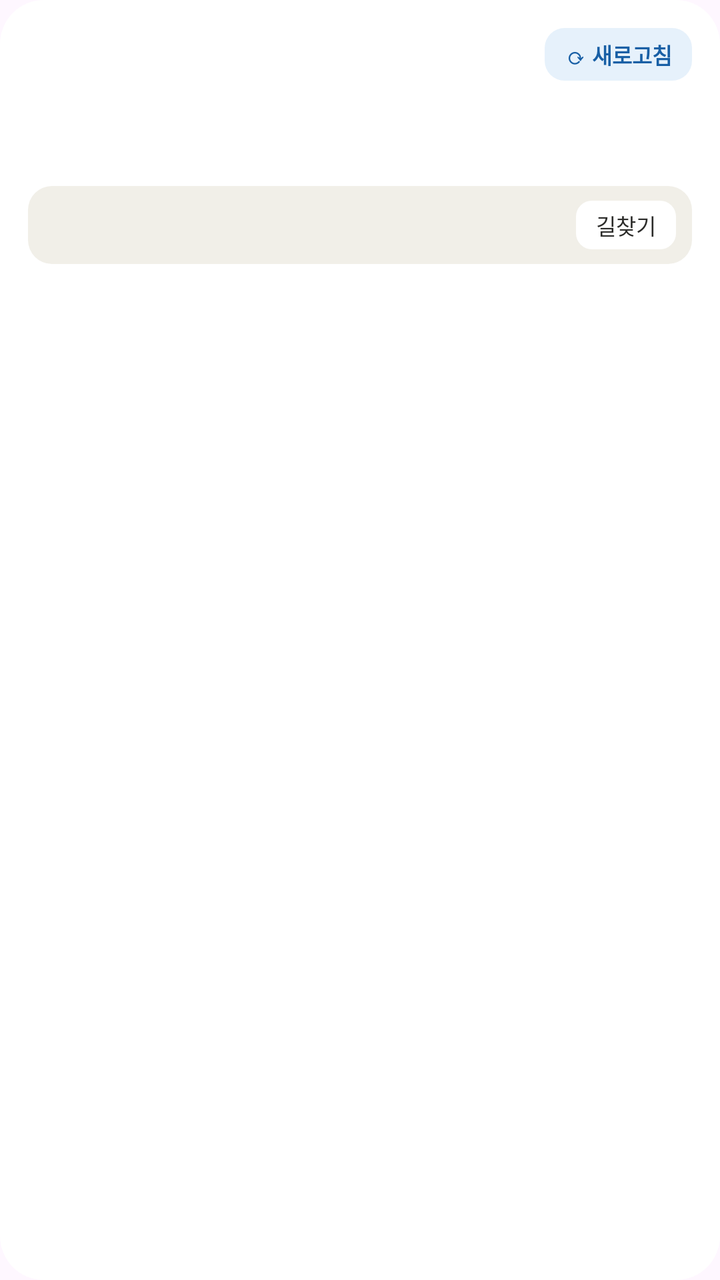
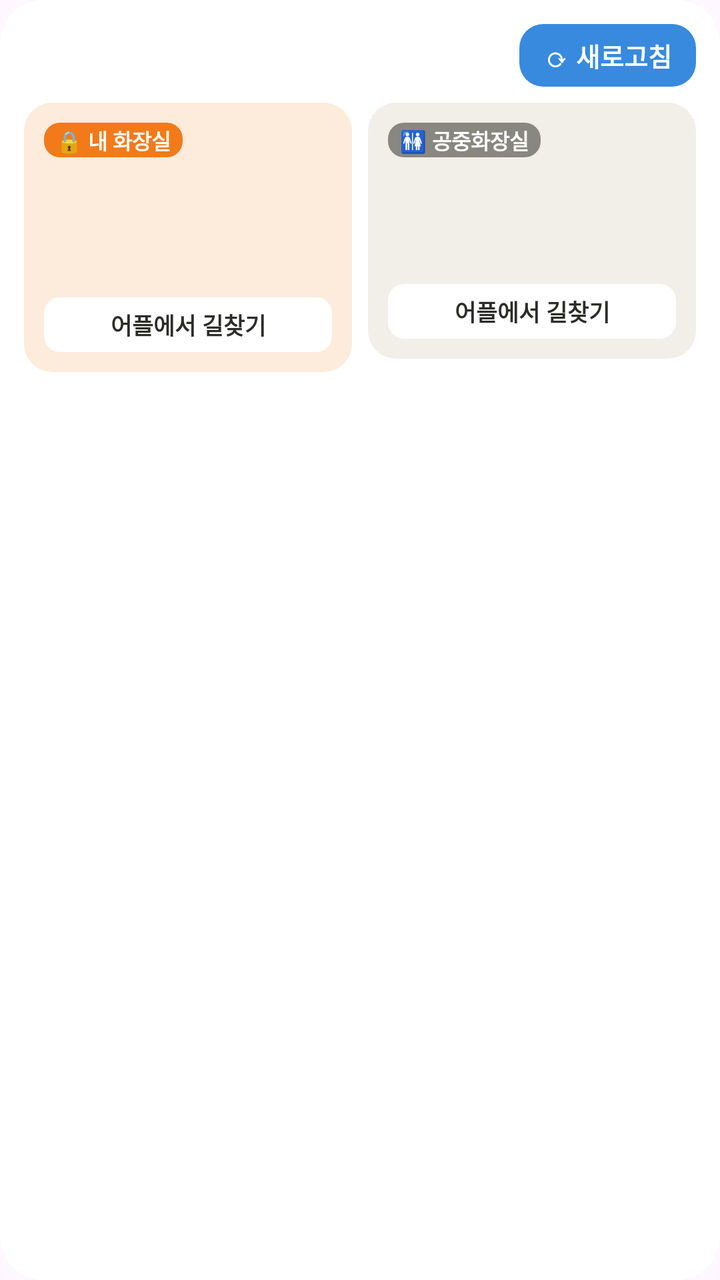

Before-and-after screenshots of an Android layout around one commit, followed by the original layout XML and the change that was made.
<!-- AndroidManifest.xml: application theme AppTheme -->
<!-- res/layout/widget_nearest.xml -->
<?xml version="1.0" encoding="utf-8"?>
<LinearLayout xmlns:android="http://schemas.android.com/apk/res/android"
    android:id="@+id/w_root"
    android:layout_width="match_parent"
    android:layout_height="match_parent"
    android:orientation="vertical"
    android:padding="14dp"
    android:background="@drawable/widget_bg">

    <LinearLayout
        android:layout_width="match_parent" android:layout_height="wrap_content"
        android:orientation="horizontal" android:gravity="center_vertical">
        <TextView android:id="@+id/w_title"
            android:layout_width="0dp" android:layout_height="wrap_content" android:layout_weight="1"
            android:textSize="11sp" android:textColor="#888780" android:textStyle="bold"
            android:maxLines="1" android:ellipsize="end" />
        <TextView android:id="@+id/w_refresh"
            android:layout_width="wrap_content" android:layout_height="wrap_content"
            android:text="⟳ 새로고침" android:textSize="11sp" android:textColor="#185FA5" android:textStyle="bold"
            android:paddingStart="10dp" android:paddingEnd="10dp"
            android:paddingTop="5dp" android:paddingBottom="5dp"
            android:background="@drawable/widget_refresh_bg" />
    </LinearLayout>

    <TextView android:id="@+id/w_name"
        android:layout_width="wrap_content" android:layout_height="wrap_content"
        android:layout_marginTop="4dp"
        android:textSize="18sp" android:textColor="#2C2C2A" android:textStyle="bold"
        android:maxLines="1" android:ellipsize="end" />

    <TextView android:id="@+id/w_sub"
        android:layout_width="wrap_content" android:layout_height="wrap_content"
        android:textSize="12sp" android:textColor="#5F5E5A"
        android:maxLines="1" android:ellipsize="end" />

    <LinearLayout android:id="@+id/w_pw_box"
        android:layout_width="match_parent" android:layout_height="wrap_content"
        android:layout_marginTop="8dp"
        android:orientation="horizontal" android:gravity="center_vertical"
        android:paddingStart="12dp" android:paddingEnd="8dp"
        android:paddingTop="6dp" android:paddingBottom="6dp"
        android:background="@drawable/widget_pw_bg">
        <TextView android:id="@+id/w_pw"
            android:layout_width="0dp" android:layout_height="wrap_content" android:layout_weight="1"
            android:textSize="20sp" android:textColor="#2C2C2A" android:textStyle="bold"
            android:maxLines="1" />
        <TextView android:id="@+id/w_open"
            android:layout_width="wrap_content" android:layout_height="wrap_content"
            android:text="길찾기" android:textSize="11sp" android:textColor="#2C2C2A"
            android:paddingStart="10dp" android:paddingEnd="10dp"
            android:paddingTop="4dp" android:paddingBottom="4dp"
            android:background="@drawable/widget_btn_bg" />
    </LinearLayout>
</LinearLayout>
<!-- resources referenced by this layout -->
<resources>
  <!-- drawable widget_bg (drawable) -->
  <?xml version="1.0" encoding="utf-8"?>
  <shape xmlns:android="http://schemas.android.com/apk/res/android" android:shape="rectangle">
      <solid android:color="#F7FFFFFF" />
      <corners android:radius="22dp" />
  </shape>
  <!-- drawable widget_btn_bg (drawable) -->
  <?xml version="1.0" encoding="utf-8"?>
  <shape xmlns:android="http://schemas.android.com/apk/res/android" android:shape="rectangle">
      <solid android:color="#FFFFFFFF" />
      <corners android:radius="8dp" />
  </shape>
  <!-- drawable widget_pw_bg (drawable) -->
  <?xml version="1.0" encoding="utf-8"?>
  <shape xmlns:android="http://schemas.android.com/apk/res/android" android:shape="rectangle">
      <solid android:color="#FFF1EFE8" />
      <corners android:radius="12dp" />
  </shape>
  <!-- drawable widget_refresh_bg (drawable) -->
  <?xml version="1.0" encoding="utf-8"?>
  <shape xmlns:android="http://schemas.android.com/apk/res/android" android:shape="rectangle">
      <solid android:color="#FFE6F1FB" />
      <corners android:radius="10dp" />
  </shape>
  <style name="AppTheme" parent="Theme.Material3.Light.NoActionBar">
          <item name="colorPrimary">#378ADD</item>
          <item name="colorOnPrimary">#FFFFFF</item>
          <item name="colorSecondary">#1D9E75</item>
          <item name="android:statusBarColor">@android:color/transparent</item>
          <item name="android:navigationBarColor">@android:color/transparent</item>
          <item name="bottomSheetDialogTheme">@style/GlassSheet</item>
      </style>
  <style name="GlassSheet" parent="Theme.Material3.Light.BottomSheetDialog">
          <item name="bottomSheetStyle">@style/GlassSheetStyle</item>
          <item name="android:backgroundDimAmount">0.18</item>
          <item name="colorPrimary">#378ADD</item>
      </style>
  <style name="GlassSheetStyle" parent="Widget.Material3.BottomSheet.Modal">
          <item name="backgroundTint">@android:color/transparent</item>
      </style>
</resources>

<!-- the commit's change to res/layout/widget_nearest.xml (unified diff, before → after) -->
@@ -1,14 +1,11 @@
 <?xml version="1.0" encoding="utf-8"?>
 <LinearLayout xmlns:android="http://schemas.android.com/apk/res/android"
     android:id="@+id/w_root"
-    android:layout_width="match_parent"
-    android:layout_height="match_parent"
-    android:orientation="vertical"
-    android:padding="14dp"
+    android:layout_width="match_parent" android:layout_height="match_parent"
+    android:orientation="vertical" android:padding="12dp"
     android:background="@drawable/widget_bg">
 
-    <LinearLayout
-        android:layout_width="match_parent" android:layout_height="wrap_content"
+    <LinearLayout android:layout_width="match_parent" android:layout_height="wrap_content"
         android:orientation="horizontal" android:gravity="center_vertical">
         <TextView android:id="@+id/w_title"
             android:layout_width="0dp" android:layout_height="wrap_content" android:layout_weight="1"
@@ -16,39 +13,61 @@
             android:maxLines="1" android:ellipsize="end" />
         <TextView android:id="@+id/w_refresh"
             android:layout_width="wrap_content" android:layout_height="wrap_content"
-            android:text="⟳ 새로고침" android:textSize="11sp" android:textColor="#185FA5" android:textStyle="bold"
-            android:paddingStart="10dp" android:paddingEnd="10dp"
-            android:paddingTop="5dp" android:paddingBottom="5dp"
+            android:text="⟳ 새로고침" android:textSize="13sp" android:textColor="#FFFFFF" android:textStyle="bold"
+            android:paddingStart="12dp" android:paddingEnd="12dp" android:paddingTop="6dp" android:paddingBottom="6dp"
             android:background="@drawable/widget_refresh_bg" />
     </LinearLayout>
 
-    <TextView android:id="@+id/w_name"
-        android:layout_width="wrap_content" android:layout_height="wrap_content"
-        android:layout_marginTop="4dp"
-        android:textSize="18sp" android:textColor="#2C2C2A" android:textStyle="bold"
-        android:maxLines="1" android:ellipsize="end" />
+    <LinearLayout android:layout_width="match_parent" android:layout_height="wrap_content"
+        android:layout_marginTop="8dp" android:orientation="horizontal">
 
-    <TextView android:id="@+id/w_sub"
-        android:layout_width="wrap_content" android:layout_height="wrap_content"
-        android:textSize="12sp" android:textColor="#5F5E5A"
-        android:maxLines="1" android:ellipsize="end" />
+        
+        <LinearLayout android:id="@+id/w_mine"
+            android:layout_width="0dp" android:layout_height="wrap_content" android:layout_weight="1"
+            android:layout_marginEnd="4dp" android:orientation="vertical" android:padding="10dp"
+            android:background="@drawable/widget_card_mine">
+            <TextView android:layout_width="wrap_content" android:layout_height="wrap_content"
+                android:text="🔒 내 화장실" android:textSize="10.5sp" android:textColor="#FFFFFF" android:textStyle="bold"
+                android:paddingStart="6dp" android:paddingEnd="6dp" android:paddingTop="1dp" android:paddingBottom="1dp"
+                android:background="@drawable/widget_tag_orange" />
+            <TextView android:id="@+id/w_m_name"
+                android:layout_width="match_parent" android:layout_height="wrap_content" android:layout_marginTop="4dp"
+                android:textSize="14sp" android:textColor="#2C2C2A" android:textStyle="bold" android:maxLines="1" android:ellipsize="end" />
+            <TextView android:id="@+id/w_m_sub"
+                android:layout_width="match_parent" android:layout_height="wrap_content"
+                android:textSize="11sp" android:textColor="#5F5E5A" android:maxLines="1" android:ellipsize="end" />
+            <TextView android:id="@+id/w_m_pw"
+                android:layout_width="match_parent" android:layout_height="wrap_content" android:layout_marginTop="2dp"
+                android:textSize="18sp" android:textColor="#2C2C2A" android:textStyle="bold" android:maxLines="1" />
+            <TextView android:id="@+id/w_m_go"
+                android:layout_width="match_parent" android:layout_height="wrap_content" android:layout_marginTop="6dp"
+                android:text="어플에서 길찾기" android:gravity="center" android:textSize="11.5sp" android:textColor="#2C2C2A" android:textStyle="bold"
+                android:paddingTop="5dp" android:paddingBottom="5dp" android:background="@drawable/widget_btn_bg" />
+        </LinearLayout>
 
-    <LinearLayout android:id="@+id/w_pw_box"
-        android:layout_width="match_parent" android:layout_height="wrap_content"
-        android:layout_marginTop="8dp"
-        android:orientation="horizontal" android:gravity="center_vertical"
-        android:paddingStart="12dp" android:paddingEnd="8dp"
-        android:paddingTop="6dp" android:paddingBottom="6dp"
-        android:background="@drawable/widget_pw_bg">
-        <TextView android:id="@+id/w_pw"
+        
+        <LinearLayout android:id="@+id/w_pub"
             android:layout_width="0dp" android:layout_height="wrap_content" android:layout_weight="1"
-            android:textSize="20sp" android:textColor="#2C2C2A" android:textStyle="bold"
-            android:maxLines="1" />
-        <TextView android:id="@+id/w_open"
-            android:layout_width="wrap_content" android:layout_height="wrap_content"
-            android:text="길찾기" android:textSize="11sp" android:textColor="#2C2C2A"
-            android:paddingStart="10dp" android:paddingEnd="10dp"
-            android:paddingTop="4dp" android:paddingBottom="4dp"
-            android:background="@drawable/widget_btn_bg" />
+            android:layout_marginStart="4dp" android:orientation="vertical" android:padding="10dp"
+            android:background="@drawable/widget_card_pub">
+            <TextView android:id="@+id/w_p_tag"
+                android:layout_width="wrap_content" android:layout_height="wrap_content"
+                android:text="🚻 공중화장실" android:textSize="10.5sp" android:textColor="#FFFFFF" android:textStyle="bold"
+                android:paddingStart="6dp" android:paddingEnd="6dp" android:paddingTop="1dp" android:paddingBottom="1dp"
+                android:background="@drawable/widget_tag_gray" />
+            <TextView android:id="@+id/w_p_name"
+                android:layout_width="match_parent" android:layout_height="wrap_content" android:layout_marginTop="4dp"
+                android:textSize="14sp" android:textColor="#2C2C2A" android:textStyle="bold" android:maxLines="1" android:ellipsize="end" />
+            <TextView android:id="@+id/w_p_sub"
+                android:layout_width="match_parent" android:layout_height="wrap_content"
+                android:textSize="11sp" android:textColor="#5F5E5A" android:maxLines="1" android:ellipsize="end" />
+            <TextView android:id="@+id/w_p_pw"
+                android:layout_width="match_parent" android:layout_height="wrap_content" android:layout_marginTop="2dp"
+                android:textSize="13sp" android:textColor="#5F5E5A" android:textStyle="bold" android:maxLines="1" android:ellipsize="end" />
+            <TextView android:id="@+id/w_p_go"
+                android:layout_width="match_parent" android:layout_height="wrap_content" android:layout_marginTop="6dp"
+                android:text="어플에서 길찾기" android:gravity="center" android:textSize="11.5sp" android:textColor="#2C2C2A" android:textStyle="bold"
+                android:paddingTop="5dp" android:paddingBottom="5dp" android:background="@drawable/widget_btn_bg" />
+        </LinearLayout>
     </LinearLayout>
 </LinearLayout>
<!-- resource entries referenced after the edit -->
@@ -12,17 +12,35 @@
       <solid android:color="#FFFFFFFF" />
       <corners android:radius="8dp" />
   </shape>
-  <!-- drawable widget_pw_bg (drawable) -->
+  <!-- drawable widget_card_mine (drawable) -->
+  <?xml version="1.0" encoding="utf-8"?>
+  <shape xmlns:android="http://schemas.android.com/apk/res/android" android:shape="rectangle">
+      <solid android:color="#FFFDEBDC" />
+      <corners android:radius="14dp" />
+  </shape>
+  <!-- drawable widget_card_pub (drawable) -->
   <?xml version="1.0" encoding="utf-8"?>
   <shape xmlns:android="http://schemas.android.com/apk/res/android" android:shape="rectangle">
       <solid android:color="#FFF1EFE8" />
-      <corners android:radius="12dp" />
+      <corners android:radius="14dp" />
   </shape>
   <!-- drawable widget_refresh_bg (drawable) -->
   <?xml version="1.0" encoding="utf-8"?>
   <shape xmlns:android="http://schemas.android.com/apk/res/android" android:shape="rectangle">
-      <solid android:color="#FFE6F1FB" />
-      <corners android:radius="10dp" />
+      <solid android:color="#FF378ADD" />
+      <corners android:radius="12dp" />
+  </shape>
+  <!-- drawable widget_tag_gray (drawable) -->
+  <?xml version="1.0" encoding="utf-8"?>
+  <shape xmlns:android="http://schemas.android.com/apk/res/android" android:shape="rectangle">
+      <solid android:color="#FF888780" />
+      <corners android:radius="8dp" />
+  </shape>
+  <!-- drawable widget_tag_orange (drawable) -->
+  <?xml version="1.0" encoding="utf-8"?>
+  <shape xmlns:android="http://schemas.android.com/apk/res/android" android:shape="rectangle">
+      <solid android:color="#FFF27A1A" />
+      <corners android:radius="8dp" />
   </shape>
   <style name="AppTheme" parent="Theme.Material3.Light.NoActionBar">
           <item name="colorPrimary">#378ADD</item>
